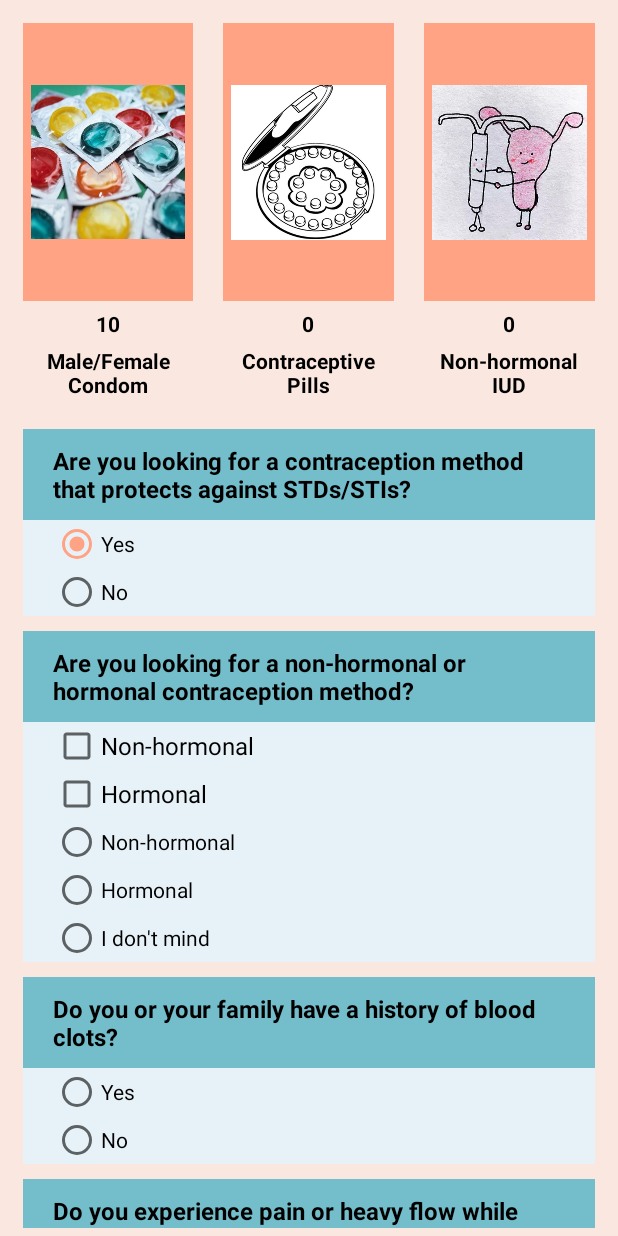
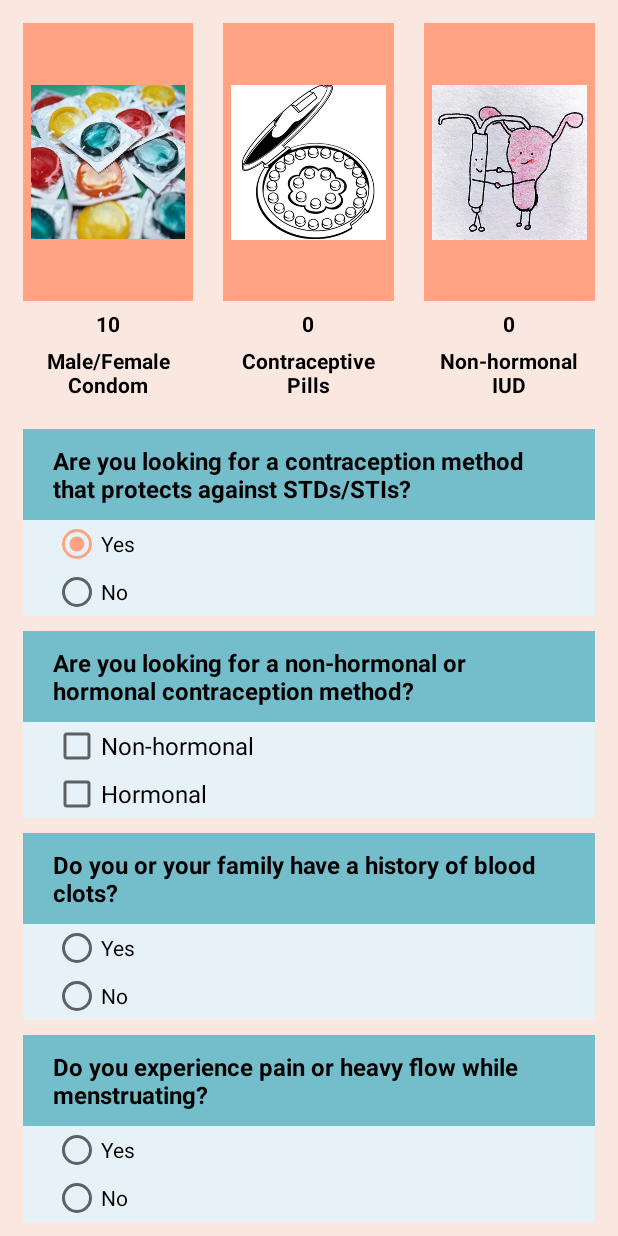
Before and after one commit to NoaBar/BCquiz, an Android app: the screen it shows after launch (MainActivity), after a tap on "Yes", on a phone screen of 412 x 824 dp. Run offline under Robolectric (Android 15) with nearby library versions, the phone set to English and light mode, and no system bars; libraries missing offline, so code that uses them is left out: java.security.acl.

Commit message:
question 2 with checkBoxes works!
TODO: change string for question 2 and add Name textEdit.

```diff
--- a/app/src/main/java/com/noah/bcquiz/MainActivity.java
+++ b/app/src/main/java/com/noah/bcquiz/MainActivity.java
@@ -22,12 +22,18 @@ import java.security.acl.Group;
 
 public class MainActivity extends AppCompatActivity {
 
+    boolean alertSeen = false;
+    boolean showFinalAnswer = false;
+    int condomGrade = 0;
+    int pillsGrade = 0;
+    int iudGrade = 0;
+
     @Override
     protected void onCreate(Bundle savedInstanceState) {
         super.onCreate(savedInstanceState);
         setContentView(R.layout.activity_main);
 
-        if(savedInstanceState == null) {
+        if (savedInstanceState == null) {
             displayAlerts();
         }
 
@@ -43,7 +49,7 @@ public class MainActivity extends AppCompatActivity {
      * and the final answer after clicking the finish button.
      */
     public void displayAlerts() {
-        if (!alertSeen){
+        if (!alertSeen) {
             new AlertDialog.Builder(this)
                     .setTitle(R.string.disclaimer_title)
                     .setMessage(R.string.disclaimer_message)
@@ -69,14 +75,6 @@ public class MainActivity extends AppCompatActivity {
                     .show();
         }
     }
-
-    boolean alertSeen = false;
-    boolean showFinalAnswer = false;
-
-    int condomGrade = 0;
-    int pillsGrade = 0;
-    int iudGrade = 0;
-
 
     /**
      * Displays the given grade for condoms.
@@ -105,7 +103,7 @@ public class MainActivity extends AppCompatActivity {
 
 
     /**
-     * This method is called when all the radioButtons are clicked (to see how the grade changes online)
+     * This method is called when all the radioButtons/checkBoxes are clicked (to see how the grade changes online)
      * and the finish button is clicked.
      */
     public void answers_check(View view) {
@@ -113,12 +111,11 @@ public class MainActivity extends AppCompatActivity {
         RadioButton answer_1_yes = (RadioButton) findViewById(R.id.answer_1_yes);
         RadioButton answer_1_no = (RadioButton) findViewById(R.id.answer_1_no);
 
-        CheckBox answer_2_non_hormonal = (CheckBox)findViewById(R.id.answer_2_non_hormonal);
-        CheckBox answer_2_hormonal = (CheckBox)findViewById(R.id.answer_2_hormonal);
+        CheckBox answer_2_non = (CheckBox) findViewById(R.id.answer_2_non_hormonal);
+        boolean answer_2_non_hormonal = answer_2_non.isChecked();
+        CheckBox answer_2_horm = (CheckBox) findViewById(R.id.answer_2_hormonal);
+        boolean answer_2_hormonal = answer_2_horm.isChecked();
 
-        RadioButton answer_2_yes = (RadioButton) findViewById(R.id.answer_2_yes);
-        RadioButton answer_2_no = (RadioButton) findViewById(R.id.answer_2_no);
-        RadioButton answer_2_mind = (RadioButton) findViewById(R.id.answer_2_mind);
         RadioButton answer_3_yes = (RadioButton) findViewById(R.id.answer_3_yes);
         RadioButton answer_3_no = (RadioButton) findViewById(R.id.answer_3_no);
         RadioButton answer_4_yes = (RadioButton) findViewById(R.id.answer_4_yes);
@@ -153,26 +150,21 @@ public class MainActivity extends AppCompatActivity {
             displayIudGrade(iudGrade);
         }
 
-        if (answer_2_non_hormonal.isChecked()) {
+        if (answer_2_non_hormonal) {
             condomGrade += 10;
             displayCondomGrade(condomGrade);
             pillsGrade += 0;
             displayPillsGrade(pillsGrade);
             iudGrade += 10;
             displayIudGrade(iudGrade);
-        } else if (answer_2_hormonal.isChecked()) {
+        }
+
+        if (answer_2_hormonal) {
             condomGrade += 0;
             displayCondomGrade(condomGrade);
             pillsGrade += 10;
             displayPillsGrade(pillsGrade);
             iudGrade += 0;
-            displayIudGrade(iudGrade);
-        } else if (answer_2_mind.isChecked()) {
-            condomGrade++;
-            displayCondomGrade(condomGrade);
-            pillsGrade++;
-            displayPillsGrade(pillsGrade);
-            iudGrade++;
             displayIudGrade(iudGrade);
         }
 
@@ -282,14 +274,10 @@ public class MainActivity extends AppCompatActivity {
     public boolean findIfAllQuestionsAnswered() {
 
         RadioGroup answer_1 = (RadioGroup) findViewById(R.id.answer_1);
-
         CheckBox answer_2_non = (CheckBox) findViewById(R.id.answer_2_non_hormonal);
         boolean answer_2_non_hormonal = answer_2_non.isChecked();
-
         CheckBox answer_2_horm = (CheckBox) findViewById(R.id.answer_2_hormonal);
         boolean answer_2_hormonal = answer_2_horm.isChecked();
-
-        RadioGroup answer_2 = (RadioGroup) findViewById(R.id.answer_2);
         RadioGroup answer_3 = (RadioGroup) findViewById(R.id.answer_3);
         RadioGroup answer_4 = (RadioGroup) findViewById(R.id.answer_4);
         RadioGroup answer_5 = (RadioGroup) findViewById(R.id.answer_5);
@@ -298,8 +286,7 @@ public class MainActivity extends AppCompatActivity {
         RadioGroup answer_8 = (RadioGroup) findViewById(R.id.answer_8);
 
         if (answer_1.getCheckedRadioButtonId() == -1 ||
-                ((!answer_2_non_hormonal)&&(!answer_2_hormonal))||
-                answer_2.getCheckedRadioButtonId() == -1 ||
+                ((!answer_2_non_hormonal) && (!answer_2_hormonal)) ||
                 answer_3.getCheckedRadioButtonId() == -1 ||
                 answer_4.getCheckedRadioButtonId() == -1 ||
                 answer_5.getCheckedRadioButtonId() == -1 ||
@@ -315,8 +302,9 @@ public class MainActivity extends AppCompatActivity {
 
     /**
      * This method finds which BC method seems to be the best for the user.
+     *
      * @return the name of the best method. if there are more than 1 best method they
-     *         would be connected by "and".
+     * would be connected by "and".
      */
     public String findBestMethod() {
         int[] gradesArray = {condomGrade, pillsGrade, iudGrade};
@@ -331,9 +319,9 @@ public class MainActivity extends AppCompatActivity {
                 bestGrade = gradesArray[i];
                 bestMethod = methodNames[i];
 
-            }else if (gradesArray[i] == bestGrade) {
+            } else if (gradesArray[i] == bestGrade) {
                 bestGrade = gradesArray[i];
-                bestMethod = bestMethod + " and "+ methodNames[i];
+                bestMethod = bestMethod + " and " + methodNames[i];
             }
         }
         return bestMethod;
@@ -375,7 +363,8 @@ public class MainActivity extends AppCompatActivity {
         displayIudGrade(iudGrade);
 
         RadioGroup answer_1 = (RadioGroup) findViewById(R.id.answer_1);
-        RadioGroup answer_2 = (RadioGroup) findViewById(R.id.answer_2);
+        CheckBox answer_2_non = (CheckBox) findViewById(R.id.answer_2_non_hormonal);
+        CheckBox answer_2_horm = (CheckBox) findViewById(R.id.answer_2_hormonal);
         RadioGroup answer_3 = (RadioGroup) findViewById(R.id.answer_3);
         RadioGroup answer_4 = (RadioGroup) findViewById(R.id.answer_4);
         RadioGroup answer_5 = (RadioGroup) findViewById(R.id.answer_5);
@@ -384,7 +373,8 @@ public class MainActivity extends AppCompatActivity {
         RadioGroup answer_8 = (RadioGroup) findViewById(R.id.answer_8);
 
         answer_1.clearCheck();
-        answer_2.clearCheck();
+        answer_2_non.setChecked(false);
+        answer_2_horm.setChecked(false);
         answer_3.clearCheck();
         answer_4.clearCheck();
         answer_5.clearCheck();
--- a/app/src/main/res/layout/activity_main.xml
+++ b/app/src/main/res/layout/activity_main.xml
@@ -6,20 +6,17 @@
     android:layout_height="match_parent"
     android:background="@color/cream"
     android:orientation="vertical"
-    tools:context="com.noah.bcquiz.MainActivity"
-    android:padding="5dp">
+    android:padding="5dp"
+    tools:context="com.noah.bcquiz.MainActivity">
 
     <LinearLayout
         android:layout_width="match_parent"
         android:layout_height="0dp"
-        android:orientation="horizontal"
         android:layout_weight="1"
-        >
+        android:orientation="horizontal">
 
 
-        <LinearLayout
-            style="@style/BCTypesLayout"
-            >
+        <LinearLayout style="@style/BCTypesLayout">
 
             <ImageView
                 style="@style/images"
@@ -32,15 +29,12 @@
 
             <TextView
                 style="@style/titles"
-                android:text="@string/m_f_condom"
-                />
+                android:text="@string/m_f_condom" />
 
 
         </LinearLayout>
 
-        <LinearLayout
-            style="@style/BCTypesLayout"
-            >
+        <LinearLayout style="@style/BCTypesLayout">
 
             <ImageView
                 style="@style/images"
@@ -49,8 +43,7 @@
             <TextView
                 android:id="@+id/pillsGrade"
                 style="@style/titles"
-                android:text="@string/pills_grade"
-                />
+                android:text="@string/pills_grade" />
 
             <TextView
                 style="@style/titles"
@@ -59,14 +52,11 @@
         </LinearLayout>
 
 
-        <LinearLayout
-            style="@style/BCTypesLayout"
-            >
+        <LinearLayout style="@style/BCTypesLayout">
 
             <ImageView
                 style="@style/images"
-                android:src="@drawable/iudsmall"
-                />
+                android:src="@drawable/iudsmall" />
 
             <TextView
                 android:id="@+id/iudGrade"
@@ -140,61 +130,32 @@
             <LinearLayout
                 android:layout_width="match_parent"
                 android:layout_height="wrap_content"
+                android:layout_marginEnd="10dp"
+                android:layout_marginStart="10dp"
+                android:background="@color/babyBlue"
                 android:orientation="vertical"
                 android:paddingStart="10dp"
-                android:background="@color/babyBlue"
-                android:layout_marginStart="10dp"
-                android:layout_marginEnd="10dp"
-                >
+                android:paddingEnd="10dp">
+
                 <CheckBox
                     android:id="@+id/answer_2_non_hormonal"
+                    style="@style/checkbox"
                     android:layout_width="match_parent"
                     android:layout_height="wrap_content"
                     android:text="@string/non_hormonal"
-                style="@style/checkbox"
+                    android:onClick="answers_check"
                     />
 
                 <CheckBox
                     android:id="@+id/answer_2_hormonal"
+                    style="@style/checkbox"
                     android:layout_width="match_parent"
                     android:layout_height="wrap_content"
                     android:text="@string/hormonal"
-                style="@style/checkbox"
+                    android:onClick="answers_check"
                     />
             </LinearLayout>
 
-            <RadioGroup
-                android:id="@+id/answer_2"
-                style="@style/answers"
-                android:layout_width="match_parent"
-                android:layout_height="wrap_content"
-                android:orientation="vertical"
-                android:paddingEnd="20dp"
-                android:paddingStart="20dp">
-
-                <RadioButton
-                    android:id="@+id/answer_2_yes"
-                    android:layout_width="wrap_content"
-                    android:layout_height="wrap_content"
-                    android:onClick="answers_check"
-                    android:text="@string/non_hormonal" />
-
-                <RadioButton
-                    android:id="@+id/answer_2_no"
-                    android:layout_width="wrap_content"
-                    android:layout_height="wrap_content"
-                    android:onClick="answers_check"
-                    android:text="@string/hormonal"
-
-                    />
-
-                <RadioButton
-                    android:id="@+id/answer_2_mind"
-                    android:layout_width="wrap_content"
-                    android:layout_height="wrap_content"
-                    android:onClick="answers_check"
-                    android:text="@string/i_don_t_mind" />
-            </RadioGroup>
 
             <TextView
                 android:id="@+id/question_3"
```
Lines whose indentation alone changed are shown as unchanged.
